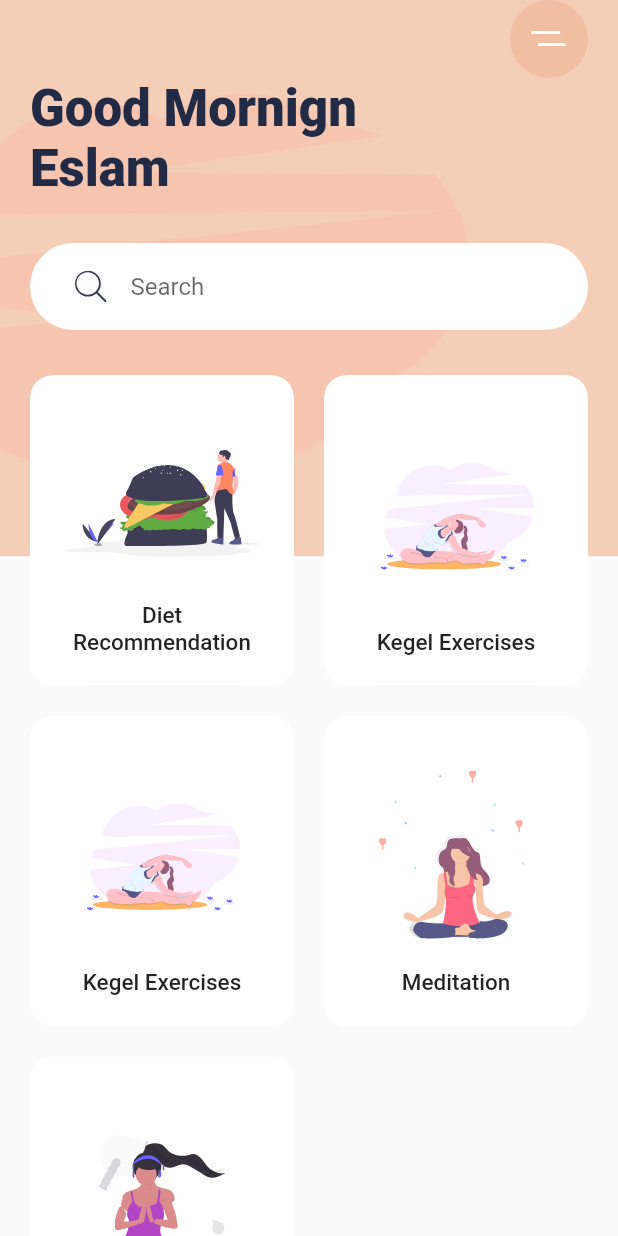
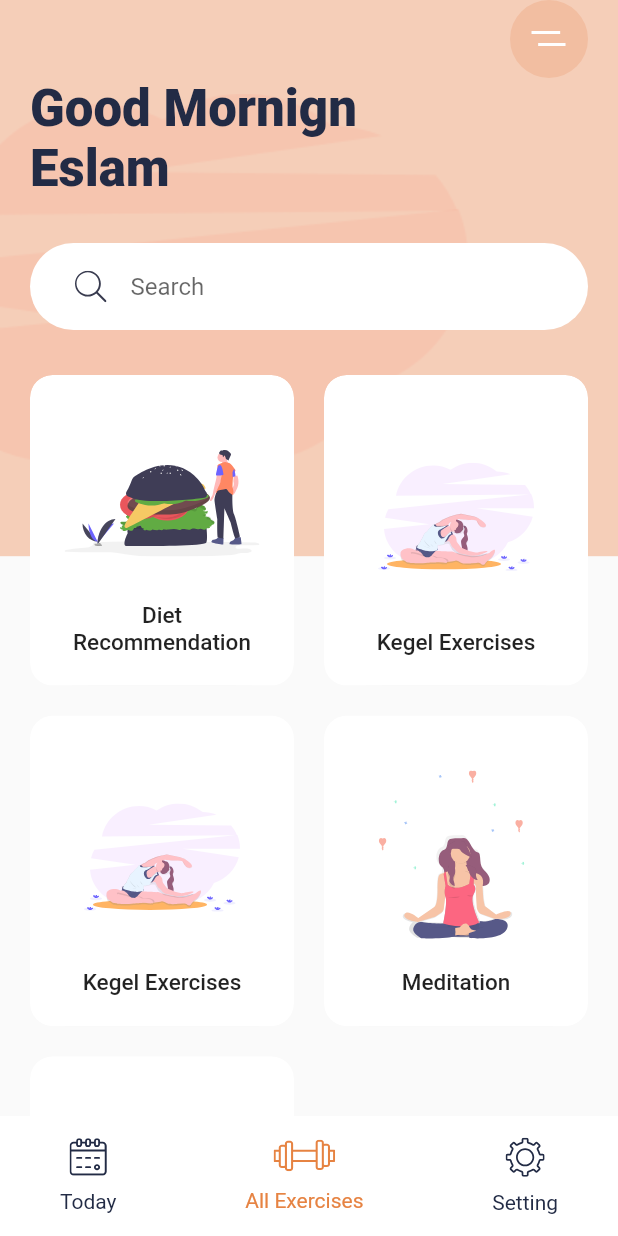
Before and after one commit to eslamelezaby98/flutter_ui, a Flutter app: the screen it shows after launch, on a phone screen of 412 x 824 dp. Run offline on Flutter 3.47's test engine with Material 2 defaults, Android fonts, the phone set to English and light mode, and no system bars; our stand-ins replace flutter_svg.

Commit message:
build custom bottom bar

```diff
--- a/daily_exercises_app_ui/lib/screens/details_screen.dart
+++ b/daily_exercises_app_ui/lib/screens/details_screen.dart
@@ -1,13 +1,8 @@
 import 'package:flutter/material.dart';
 
-
 class DetialsScreen extends StatelessWidget {
-
-
   @override
   Widget build(BuildContext context) {
-    return Container(
-
-    );
+    return Scaffold();
   }
 }
--- a/daily_exercises_app_ui/lib/screens/home_scrren.dart
+++ b/daily_exercises_app_ui/lib/screens/home_scrren.dart
@@ -1,4 +1,5 @@
 import 'package:daily_exercises_app_ui/screens/details_screen.dart';
+import 'package:daily_exercises_app_ui/widgets/bottom_bar.dart';
 import 'package:daily_exercises_app_ui/widgets/category_card.dart';
 import 'package:daily_exercises_app_ui/widgets/search_bar.dart';
 import 'package:flutter/material.dart';
@@ -9,6 +10,7 @@ class HomeScreen extends StatelessWidget {
   Widget build(BuildContext context) {
     var size = MediaQuery.of(context).size;
     return Scaffold(
+      bottomNavigationBar: BottomBar(),
       body: Stack(
         children: [
           Container(
--- /dev/null
+++ b/daily_exercises_app_ui/lib/widgets/bottom_bar.dart
@@ -0,0 +1,64 @@
+import 'package:daily_exercises_app_ui/constants/constants.dart';
+import 'package:flutter/material.dart';
+import 'package:flutter_svg/flutter_svg.dart';
+
+class BottomBar extends StatelessWidget {
+  @override
+  Widget build(BuildContext context) {
+    return Container(
+      color: Colors.white,
+      padding: EdgeInsets.symmetric(horizontal: 40, vertical: 10),
+      height: 80,
+      child: Row(
+        mainAxisAlignment: MainAxisAlignment.spaceBetween,
+        children: [
+          BottomItem(
+            title: 'Today',
+            svgPic: 'assets/icons/calendar.svg',
+            isActive: false,
+          ),
+          BottomItem(
+            title: 'All Exercises',
+            svgPic: 'assets/icons/gym.svg',
+            isActive: true,
+          ),
+          BottomItem(
+            title: 'Setting',
+            svgPic: 'assets/icons/Settings.svg',
+            isActive: false,
+          ),
+        ],
+      ),
+    );
+  }
+}
+
+class BottomItem extends StatelessWidget {
+  final Function onTap;
+  final String svgPic;
+  final bool isActive;
+  final String title;
+
+  const BottomItem({this.onTap, this.svgPic, this.isActive, this.title});
+  @override
+  Widget build(BuildContext context) {
+    return GestureDetector(
+      onTap: onTap,
+      child: Column(
+        mainAxisAlignment: MainAxisAlignment.spaceAround,
+        children: [
+          SvgPicture.asset(
+            svgPic,
+            color: isActive ? kActiveIconColor : kTextColor,
+          ),
+          Text(
+            title,
+            style: TextStyle(
+              color: isActive ? kActiveIconColor : kTextColor,
+            ),
+          )
+        ],
+      ),
+    );
+  }
+}
```
